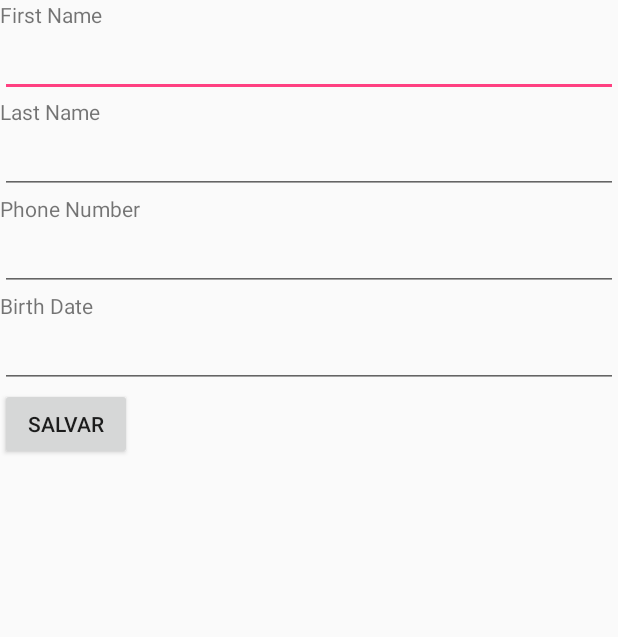
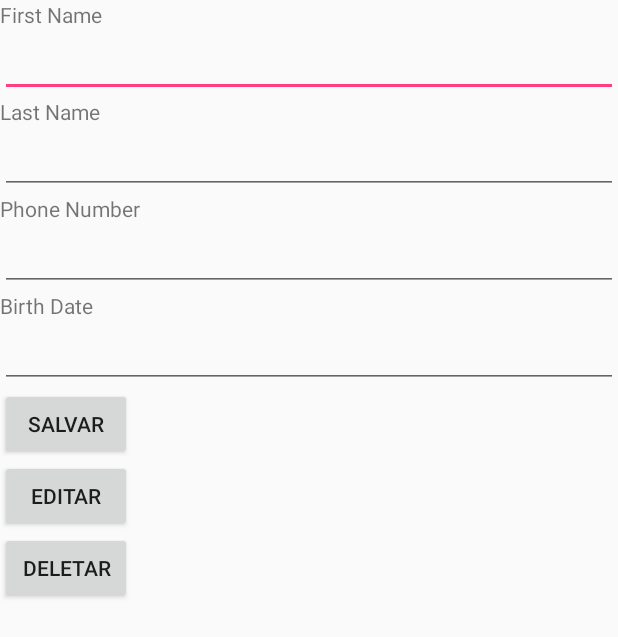
Before and after one commit to brunocroh/SimpleAndroidVolley, an Android app: the EmployeeActivity screen opened directly, with no data from a screen before it, on a phone screen of 412 x 824 dp. Shown: the top 637 px of the screen. Run offline under Robolectric (Android 15) with nearby library versions, the phone set to English and light mode, and no system bars; our stand-ins replace Volley; network calls fail; 1 statement that could not run was skipped.

Commit message:
craindo put

```diff
--- a/app/src/main/res/layout/activity_employee.xml
+++ b/app/src/main/res/layout/activity_employee.xml
@@ -60,11 +60,22 @@
         android:inputType="date" />
 
     <Button
-        android:id="@+id/btnEmployeeSalvar"
+    android:id="@+id/btnEmployeeSalvar"
+    android:layout_width="wrap_content"
+    android:layout_height="wrap_content"
+    android:text="Salvar" />
+
+    <Button
+    android:id="@+id/btnEmployeeEditar"
+    android:layout_width="wrap_content"
+    android:layout_height="wrap_content"
+    android:text="Editar" />
+
+    <Button
+        android:id="@+id/btnEmployeeDeletar"
         android:layout_width="wrap_content"
         android:layout_height="wrap_content"
-        android:text="Salvar" />
-
+        android:text="Deletar" />
     <ListView
 	    android:id="@+id/listview"
 	    android:layout_width="wrap_content"
```
Also changed, not shown: app/src/main/java/br/com/senaigo/mobile/northwindtrandersrest/activities/EmployeeActivity.java (+62 -0 lines).
